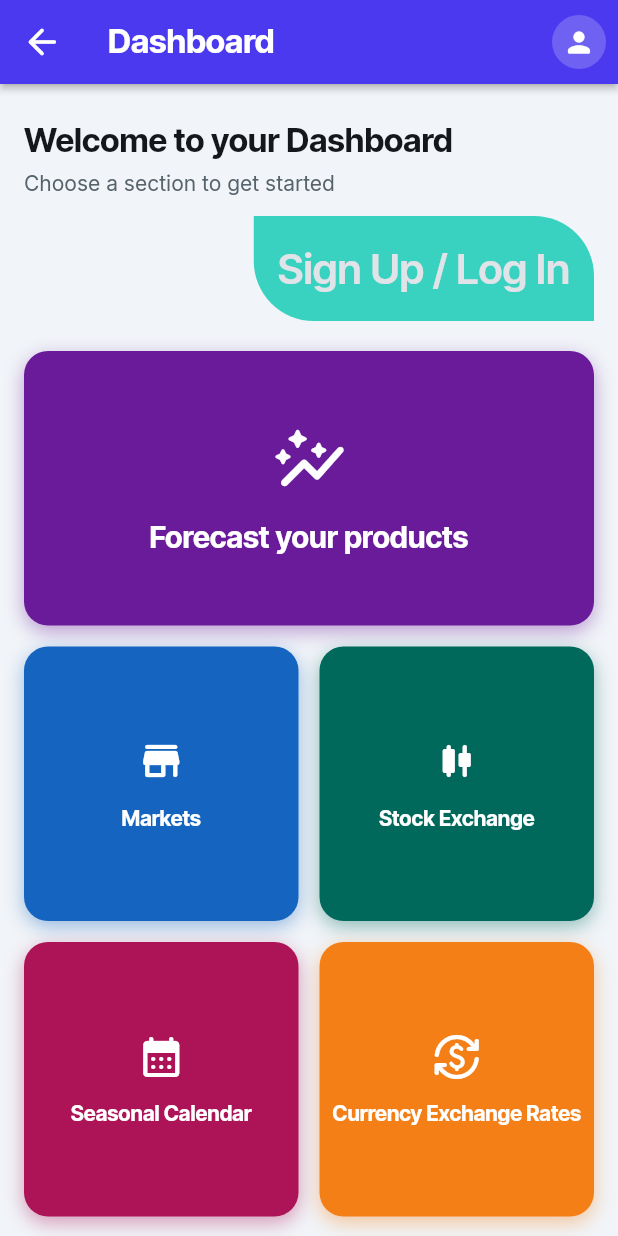
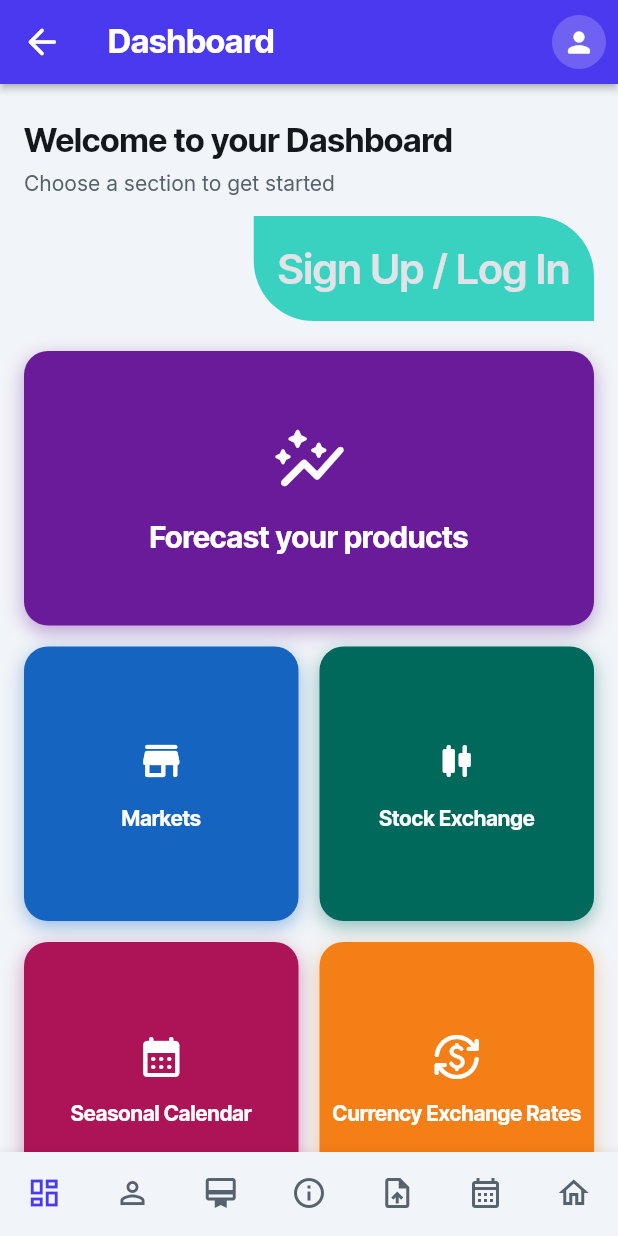
Before and after one commit to AntoniouIoannis/demand_forecast_app, a Flutter app: the screen it shows after launch, on a phone screen of 412 x 824 dp. Run offline on Flutter 3.47's test engine with Material 3 defaults, Android fonts, the phone set to English and light mode, and no system bars; drawn by our look-alikes of auto_size_text; our stand-ins replace cached_network_image, chewie, cloud_firestore, device_info_plus, dropdown_button2, file_picker and 20 more; missing offline and left inert: excel, json_path, styled_divider; accounts and stored records are empty.

Commit message:
ok merge anti & vsc

```diff
--- a/lib/flutter_flow/nav/nav.dart
+++ b/lib/flutter_flow/nav/nav.dart
@@ -79,12 +79,12 @@ GoRouter createRouter(AppStateNotifier appStateNotifier) => GoRouter(
       debugLogDiagnostics: true,
       refreshListenable: appStateNotifier,
       navigatorKey: appNavigatorKey,
-      errorBuilder: (context, state) => DashboardWidget(),
+      errorBuilder: (context, state) => NavBarPage(initialPage: 'Dashboard'),
       routes: [
         FFRoute(
           name: '_initialize',
           path: '/',
-          builder: (context, _) => DashboardWidget(),
+          builder: (context, _) => NavBarPage(initialPage: 'Dashboard'),
           routes: [
             FFRoute(
               name: WelcomeWidget.routeName,
@@ -262,7 +262,9 @@ GoRouter createRouter(AppStateNotifier appStateNotifier) => GoRouter(
             FFRoute(
               name: DashboardWidget.routeName,
               path: DashboardWidget.routePath,
-              builder: (context, params) => DashboardWidget(),
+              builder: (context, params) => params.isEmpty
+                  ? NavBarPage(initialPage: 'Dashboard')
+                  : DashboardWidget(),
             ),
             FFRoute(
               name: ExchangesWidget.routeName,
--- a/lib/main.dart
+++ b/lib/main.dart
@@ -148,7 +148,7 @@ class NavBarPage extends StatefulWidget {
 
 /// This is the private State class that goes with NavBarPage.
 class _NavBarPageState extends State<NavBarPage> {
-  String _currentPageName = 'Auth2';
+  String _currentPageName = 'Dashboard';
   late Widget? _currentPage;
 
   @override
@@ -161,6 +161,7 @@ class _NavBarPageState extends State<NavBarPage> {
   @override
   Widget build(BuildContext context) {
     final tabs = {
+      'Dashboard': DashboardWidget(),
       'Auth2': Auth2Widget(),
       'subscript': SubscriptWidget(),
       'AboutApp': AboutAppWidget(),
@@ -191,6 +192,14 @@ class _NavBarPageState extends State<NavBarPage> {
           showUnselectedLabels: false,
           type: BottomNavigationBarType.fixed,
           items: <BottomNavigationBarItem>[
+            BottomNavigationBarItem(
+              icon: Icon(
+                Icons.dashboard_outlined,
+                size: 24.0,
+              ),
+              label: 'Dashboard',
+              tooltip: '',
+            ),
             BottomNavigationBarItem(
               icon: Icon(
                 Icons.person_outline,
```
Also changed, not shown: 9 other files.
